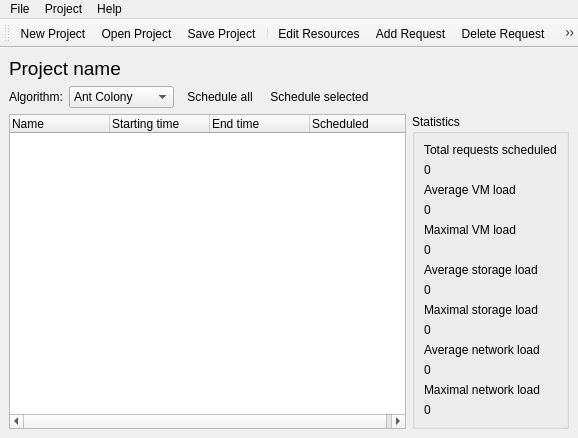
DanielZorin/DataCenters, file DCGUI/Windows/MainWindow.ui: the form before one commit.
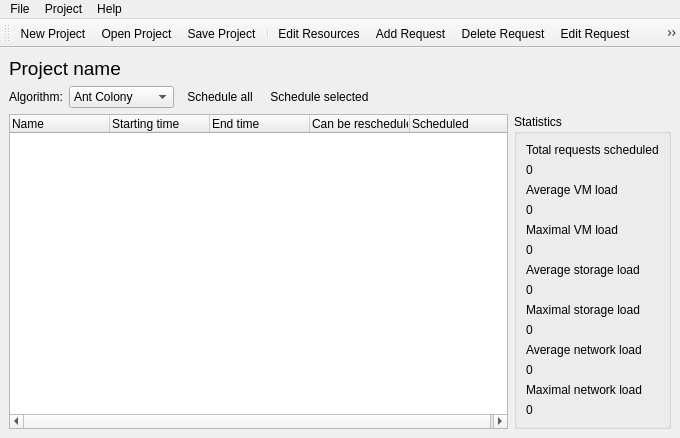
The form after the commit. Icons and pictures are not drawn.

Commit message: IDE: Ability to specify if a demand can be rescheduled

The edit to the form file:
```diff
--- a/DCGUI/Windows/MainWindow.ui
+++ b/DCGUI/Windows/MainWindow.ui
@@ -6,7 +6,7 @@
    <rect>
     <x>0</x>
     <y>0</y>
-    <width>578</width>
+    <width>680</width>
     <height>437</height>
    </rect>
   </property>
@@ -191,6 +191,11 @@
             <string>End time</string>
            </property>
           </column>
+          <column>
+           <property name="text">
+            <string>Can be rescheduled</string>
+           </property>
+          </column>
           <column>
            <property name="text">
             <string>Scheduled</string>
@@ -316,8 +321,8 @@
     <rect>
      <x>0</x>
      <y>0</y>
-     <width>578</width>
-     <height>21</height>
+     <width>680</width>
+     <height>20</height>
     </rect>
    </property>
    <property name="styleSheet">
```
Left out of the diff: 18 changed lines with no effect on the pictures. The commit also changes 4 other files.
